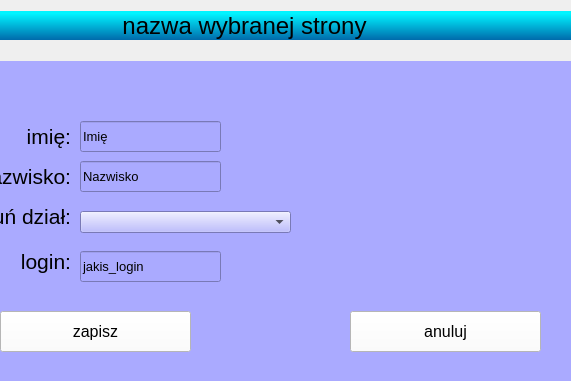
First picture: the form in project_managment/project_managment/project_managment.ui, repository Sleyn2/IO_projectmanagement, before the edit; both pictures show x 551 to 1122 and y 0 to 381 of the 1280 by 720 pixel window.
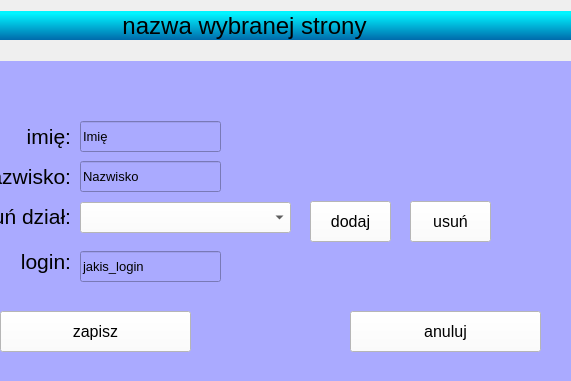
Second picture: the form after the edit. The open tabs and pages were chosen to show the change.

Diff of the .ui file:
```diff
--- a/project_managment/project_managment/project_managment.ui
+++ b/project_managment/project_managment/project_managment.ui
@@ -1180,11 +1180,19 @@
           <property name="geometry">
            <rect>
             <x>280</x>
-            <y>120</y>
+            <y>111</y>
             <width>211</width>
-            <height>22</height>
+            <height>31</height>
            </rect>
           </property>
+          <property name="font">
+           <font>
+            <pointsize>12</pointsize>
+           </font>
+          </property>
+          <property name="styleSheet">
+           <string notr="true">background-color: rgb(255, 255, 255);</string>
+          </property>
          </widget>
          <widget class="QLabel" name="label_nazw">
           <property name="geometry">
@@ -1346,6 +1354,48 @@
            <string>anuluj</string>
           </property>
          </widget>
+         <widget class="QPushButton" name="pushButton_dodaj">
+          <property name="geometry">
+           <rect>
+            <x>510</x>
+            <y>110</y>
+            <width>81</width>
+            <height>41</height>
+           </rect>
+          </property>
+          <property name="font">
+           <font>
+            <pointsize>12</pointsize>
+           </font>
+          </property>
+          <property name="styleSheet">
+           <string notr="true">background-color: rgb(255, 255, 255);</string>
+          </property>
+          <property name="text">
+           <string>dodaj</string>
+          </property>
+         </widget>
+         <widget class="QPushButton" name="pushButton_usun">
+          <property name="geometry">
+           <rect>
+            <x>610</x>
+            <y>110</y>
+            <width>81</width>
+            <height>41</height>
+           </rect>
+          </property>
+          <property name="font">
+           <font>
+            <pointsize>12</pointsize>
+           </font>
+          </property>
+          <property name="styleSheet">
+           <string notr="true">background-color: rgb(255, 255, 255);</string>
+          </property>
+          <property name="text">
+           <string>usuń</string>
+          </property>
+         </widget>
         </widget>
        </widget>
        <widget class="QGroupBox" name="groupBox">
```
Left out of the diff: 2 changed lines with no effect on the pictures.
